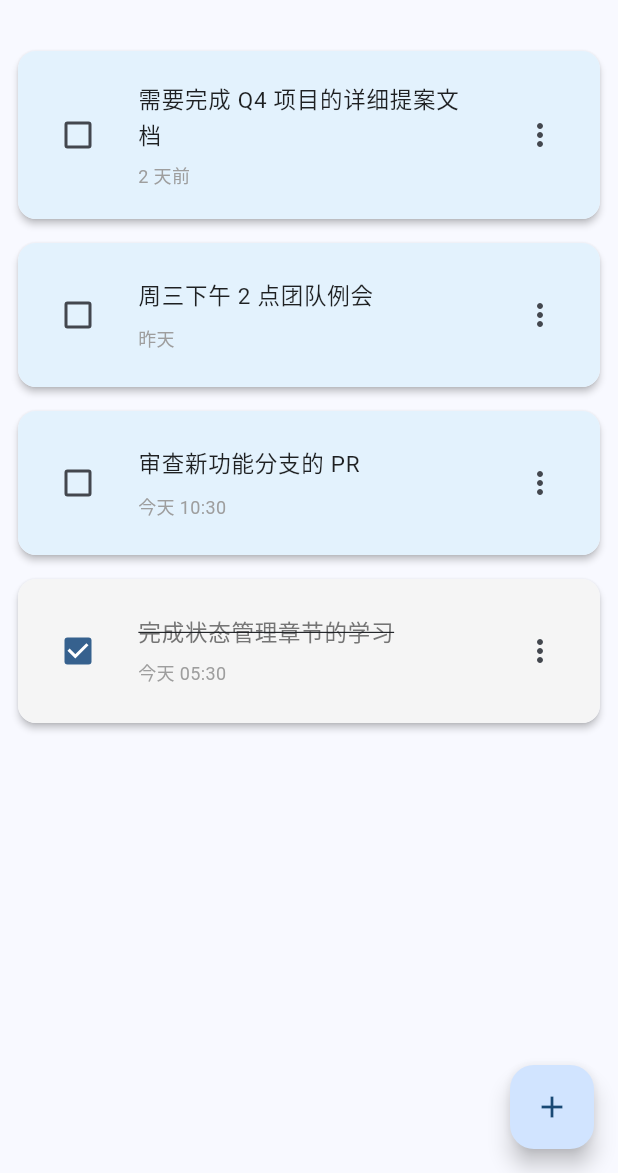
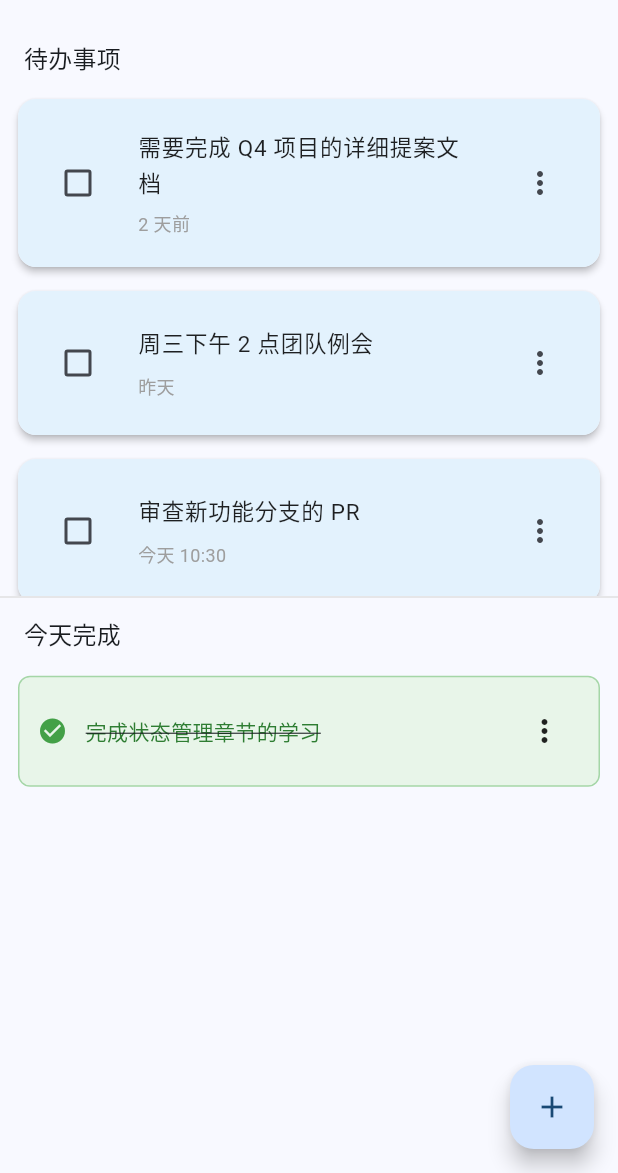
Before and after one commit to yokijiudai/paper_todo, a Flutter app: the screen it shows after launch, on a phone screen of 412 x 824 dp, the part 63-1236 px from its top. Run offline on Flutter 3.47's test engine with Material 3 defaults, Android fonts, the phone set to English and light mode, and no system bars.

Commit message:
feat: 调整主界面布局 - 分为待办和今天完成两部分
- 上半部分显示未完成的待办事项
- 下半部分显示今天已完成的事项
- 历史已完成的事项只在日历中显示
- 两部分用分割线分开

```diff
--- a/lib/main.dart
+++ b/lib/main.dart
@@ -192,6 +192,16 @@ class _TodoNotesPageState extends State<TodoNotesPage> {
     }
   }
 
+  List<TodoNote> _getTodayCompletedNotes() {
+    final today = DateTime.now();
+    return notes.where((n) {
+      final isSameDay = n.createdAt.year == today.year &&
+          n.createdAt.month == today.month &&
+          n.createdAt.day == today.day;
+      return n.isCompleted && isSameDay;
+    }).toList();
+  }
+
   @override
   Widget build(BuildContext context) {
     return Scaffold(
@@ -216,47 +226,117 @@ class _TodoNotesPageState extends State<TodoNotesPage> {
           ),
         ],
       ),
-      body: notes.isEmpty
-          ? Center(
+      body: Column(
+        children: [
+          // 未完成事项
+          Expanded(
+            flex: 1,
             child: Column(
-                mainAxisAlignment: MainAxisAlignment.center,
+              crossAxisAlignment: CrossAxisAlignment.start,
               children: [
-                  Icon(
-                    Icons.note_outlined,
-                    size: 64,
-                    color: Colors.grey[400],
-                  ),
-                  const SizedBox(height: 16),
-                  Text(
-                    '还没有便签',
-                    style: TextStyle(
-                      fontSize: 16,
-                      color: Colors.grey[600],
+                Padding(
+                  padding: const EdgeInsets.fromLTRB(16, 12, 16, 8),
+                  child: Text(
+                    '待办事项',
+                    style: Theme.of(context).textTheme.titleMedium,
                   ),
                 ),
-                  const SizedBox(height: 8),
-                  Text(
-                    '点击下方按钮添加新的待办事项',
-                    style: TextStyle(
-                      fontSize: 14,
-                      color: Colors.grey[500],
+                Expanded(
+                  child: notes.where((n) => !n.isCompleted).isEmpty
+                      ? Center(
+                          child: Text(
+                            '没有待办事项',
+                            style: TextStyle(color: Colors.grey[500]),
+                          ),
+                        )
+                      : ListView.builder(
+                          padding: const EdgeInsets.symmetric(horizontal: 12),
+                          itemCount: notes.where((n) => !n.isCompleted).length,
+                          itemBuilder: (context, index) {
+                            final filteredNotes = notes.where((n) => !n.isCompleted).toList();
+                            final note = filteredNotes[index];
+                            final originalIndex = notes.indexOf(note);
+                            return _NoteCard(
+                              note: note,
+                              onDelete: () => _deleteNote(originalIndex),
+                              onComplete: () => _toggleComplete(originalIndex),
+                              formatDate: _formatDate,
+                            );
+                          },
                         ),
                 ),
               ],
             ),
+          ),
+          Divider(height: 1, color: Colors.grey[300]),
+          // 今天已完成事项
+          Expanded(
+            flex: 1,
+            child: Column(
+              crossAxisAlignment: CrossAxisAlignment.start,
+              children: [
+                Padding(
+                  padding: const EdgeInsets.fromLTRB(16, 12, 16, 8),
+                  child: Text(
+                    '今天完成',
+                    style: Theme.of(context).textTheme.titleMedium,
+                  ),
+                ),
+                Expanded(
+                  child: _getTodayCompletedNotes().isEmpty
+                      ? Center(
+                          child: Text(
+                            '还没有完成任何事项',
+                            style: TextStyle(color: Colors.grey[500]),
+                          ),
                         )
                       : ListView.builder(
+                          padding: const EdgeInsets.symmetric(horizontal: 12),
+                          itemCount: _getTodayCompletedNotes().length,
+                          itemBuilder: (context, index) {
+                            final note = _getTodayCompletedNotes()[index];
+                            final originalIndex = notes.indexOf(note);
+                            return Container(
+                              margin: const EdgeInsets.symmetric(vertical: 8),
                               padding: const EdgeInsets.all(12),
-              itemCount: notes.length,
-              itemBuilder: (context, index) {
-                final note = notes[index];
-                return _NoteCard(
-                  note: note,
-                  onDelete: () => _deleteNote(index),
-                  onComplete: () => _toggleComplete(index),
-                  formatDate: _formatDate,
+                              decoration: BoxDecoration(
+                                color: Colors.green[50],
+                                borderRadius: BorderRadius.circular(8),
+                                border: Border.all(color: Colors.green[200]!, width: 1),
+                              ),
+                              child: Row(
+                                children: [
+                                  Icon(Icons.check_circle, color: Colors.green[600], size: 20),
+                                  const SizedBox(width: 12),
+                                  Expanded(
+                                    child: Text(
+                                      note.content,
+                                      maxLines: 2,
+                                      overflow: TextOverflow.ellipsis,
+                                      style: TextStyle(
+                                        color: Colors.green[800],
+                                        decoration: TextDecoration.lineThrough,
+                                      ),
+                                    ),
+                                  ),
+                                  PopupMenuButton(
+                                    itemBuilder: (context) => [
+                                      PopupMenuItem(
+                                        child: const Text('删除'),
+                                        onTap: () => _deleteNote(originalIndex),
+                                      ),
+                                    ],
+                                  ),
+                                ],
+                              ),
                             );
                           },
+                        ),
+                ),
+              ],
+            ),
+          ),
+        ],
       ),
       floatingActionButton: FloatingActionButton(
         onPressed: _addNewNote,
```
Lines whose indentation alone changed are shown as unchanged.
